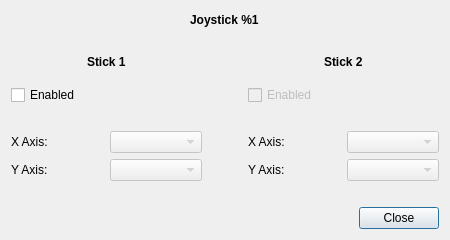
Qt form src/advancestickassignmentdialog.ui (AntiMicroX/antimicrox) before a commit.
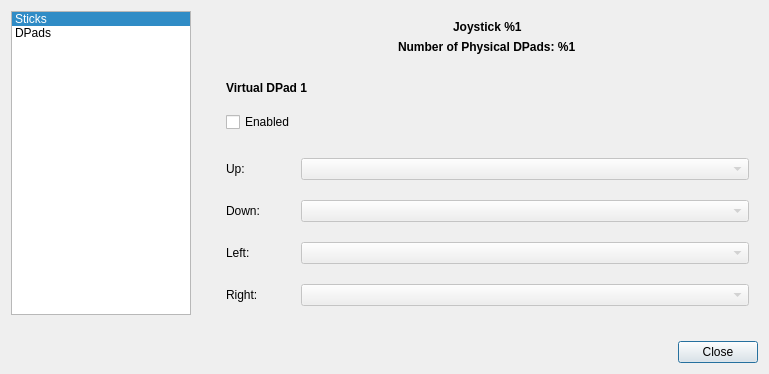
The same form after that commit. The open tabs and pages were chosen to show the change.

Diff of the .ui file:
```diff
--- a/src/advancestickassignmentdialog.ui
+++ b/src/advancestickassignmentdialog.ui
@@ -6,8 +6,8 @@
    <rect>
     <x>0</x>
     <y>0</y>
-    <width>450</width>
-    <height>240</height>
+    <width>769</width>
+    <height>374</height>
    </rect>
   </property>
   <property name="minimumSize">
@@ -22,7 +22,57 @@
   <property name="modal">
    <bool>true</bool>
   </property>
-  <layout class="QVBoxLayout" name="verticalLayout_3">
+  <layout class="QVBoxLayout" name="verticalLayout_5">
+   <item>
+    <layout class="QHBoxLayout" name="horizontalLayout_6" stretch="1,1,3">
+     <item>
+      <widget class="QListWidget" name="listWidget">
+       <property name="sizePolicy">
+        <sizepolicy hsizetype="Preferred" vsizetype="Expanding">
+         <horstretch>0</horstretch>
+         <verstretch>0</verstretch>
+        </sizepolicy>
+       </property>
+       <property name="currentRow">
+        <number>0</number>
+       </property>
+       <item>
+        <property name="text">
+         <string>Sticks</string>
+        </property>
+       </item>
+       <item>
+        <property name="text">
+         <string>DPads</string>
+        </property>
+       </item>
+      </widget>
+     </item>
+     <item>
+      <spacer name="horizontalSpacer_2">
+       <property name="orientation">
+        <enum>Qt::Horizontal</enum>
+       </property>
+       <property name="sizeType">
+        <enum>QSizePolicy::Fixed</enum>
+       </property>
+       <property name="sizeHint" stdset="0">
+        <size>
+         <width>20</width>
+         <height>20</height>
+        </size>
+       </property>
+      </spacer>
+     </item>
+     <item>
+      <widget class="QStackedWidget" name="stackedWidget">
+       <property name="currentIndex">
+        <number>0</number>
+       </property>
+       <widget class="QWidget" name="sticks">
+        <layout class="QVBoxLayout" name="verticalLayout_4">
+         <item>
+          <layout class="QVBoxLayout" name="verticalLayout_3" stretch="1,3">
    <item alignment="Qt::AlignHCenter">
     <widget class="QLabel" name="joystickNumberLabel">
      <property name="font">
@@ -36,29 +86,13 @@
      </property>
     </widget>
    </item>
-   <item>
-    <spacer name="verticalSpacer_3">
-     <property name="orientation">
-      <enum>Qt::Vertical</enum>
-     </property>
-     <property name="sizeType">
-      <enum>QSizePolicy::Fixed</enum>
-     </property>
-     <property name="sizeHint" stdset="0">
-      <size>
-       <width>20</width>
-       <height>20</height>
-      </size>
-     </property>
-    </spacer>
-   </item>
    <item>
     <layout class="QHBoxLayout" name="horizontalLayout_5">
      <property name="spacing">
       <number>-1</number>
      </property>
      <item>
-      <layout class="QVBoxLayout" name="verticalLayout">
+              <layout class="QVBoxLayout" name="verticalLayout" stretch="0,0,0,3,3">
        <property name="spacing">
         <number>-1</number>
        </property>
@@ -75,22 +109,6 @@
          </property>
         </widget>
        </item>
-       <item>
-        <spacer name="verticalSpacer_5">
-         <property name="orientation">
-          <enum>Qt::Vertical</enum>
-         </property>
-         <property name="sizeType">
-          <enum>QSizePolicy::Fixed</enum>
-         </property>
-         <property name="sizeHint" stdset="0">
-          <size>
-           <width>20</width>
-           <height>10</height>
-          </size>
-         </property>
-        </spacer>
-       </item>
        <item>
         <widget class="QCheckBox" name="enableOneCheckBox">
          <property name="enabled">
@@ -172,7 +190,7 @@
       </spacer>
      </item>
      <item>
-      <layout class="QVBoxLayout" name="verticalLayout_2">
+              <layout class="QVBoxLayout" name="verticalLayout_2" stretch="0,0,0,3,3">
        <item alignment="Qt::AlignHCenter">
         <widget class="QLabel" name="label_6">
          <property name="font">
@@ -186,22 +204,6 @@
          </property>
         </widget>
        </item>
-       <item>
-        <spacer name="verticalSpacer_6">
-         <property name="orientation">
-          <enum>Qt::Vertical</enum>
-         </property>
-         <property name="sizeType">
-          <enum>QSizePolicy::Fixed</enum>
-         </property>
-         <property name="sizeHint" stdset="0">
-          <size>
-           <width>20</width>
-           <height>10</height>
-          </size>
-         </property>
-        </spacer>
-       </item>
        <item>
         <widget class="QCheckBox" name="enableTwoCheckBox">
          <property name="enabled">
@@ -268,6 +270,182 @@
      </item>
     </layout>
    </item>
+          </layout>
+         </item>
+        </layout>
+       </widget>
+       <widget class="QWidget" name="dpads">
+        <layout class="QVBoxLayout" name="verticalLayout_7">
+         <item alignment="Qt::AlignHCenter">
+          <widget class="QLabel" name="joystickNumberLabel2">
+           <property name="font">
+            <font>
+             <weight>75</weight>
+             <bold>true</bold>
+            </font>
+           </property>
+           <property name="text">
+            <string>Joystick %1</string>
+           </property>
+          </widget>
+         </item>
+         <item alignment="Qt::AlignHCenter">
+          <widget class="QLabel" name="hatNumberLabel">
+           <property name="font">
+            <font>
+             <weight>75</weight>
+             <bold>true</bold>
+            </font>
+           </property>
+           <property name="text">
+            <string>Number of Physical DPads: %1</string>
+           </property>
+          </widget>
+         </item>
+         <item>
+          <spacer name="verticalSpacer_3">
+           <property name="orientation">
+            <enum>Qt::Vertical</enum>
+           </property>
+           <property name="sizeHint" stdset="0">
+            <size>
+             <width>20</width>
+             <height>40</height>
+            </size>
+           </property>
+          </spacer>
+         </item>
+         <item>
+          <layout class="QVBoxLayout" name="verticalLayout_6">
+           <property name="spacing">
+            <number>-1</number>
+           </property>
+           <item>
+            <widget class="QLabel" name="label_9">
+             <property name="font">
+              <font>
+               <weight>75</weight>
+               <bold>true</bold>
+              </font>
+             </property>
+             <property name="text">
+              <string>Virtual DPad 1</string>
+             </property>
+            </widget>
+           </item>
+           <item>
+            <spacer name="verticalSpacer_6">
+             <property name="orientation">
+              <enum>Qt::Vertical</enum>
+             </property>
+             <property name="sizeType">
+              <enum>QSizePolicy::Fixed</enum>
+             </property>
+             <property name="sizeHint" stdset="0">
+              <size>
+               <width>20</width>
+               <height>11</height>
+              </size>
+             </property>
+            </spacer>
+           </item>
+           <item>
+            <widget class="QCheckBox" name="vdpadEnableCheckBox">
+             <property name="text">
+              <string>Enabled</string>
+             </property>
+            </widget>
+           </item>
+           <item>
+            <spacer name="verticalSpacer_5">
+             <property name="orientation">
+              <enum>Qt::Vertical</enum>
+             </property>
+             <property name="sizeType">
+              <enum>QSizePolicy::Fixed</enum>
+             </property>
+             <property name="sizeHint" stdset="0">
+              <size>
+               <width>20</width>
+               <height>20</height>
+              </size>
+             </property>
+            </spacer>
+           </item>
+           <item>
+            <layout class="QFormLayout" name="formLayout">
+             <property name="horizontalSpacing">
+              <number>41</number>
+             </property>
+             <property name="verticalSpacing">
+              <number>20</number>
+             </property>
+             <item row="0" column="0">
+              <widget class="QLabel" name="label_10">
+               <property name="text">
+                <string>Up:</string>
+               </property>
+              </widget>
+             </item>
+             <item row="0" column="1">
+              <widget class="QComboBox" name="vdpadUpComboBox">
+               <property name="enabled">
+                <bool>false</bool>
+               </property>
+              </widget>
+             </item>
+             <item row="1" column="0">
+              <widget class="QLabel" name="label_11">
+               <property name="text">
+                <string>Down:</string>
+               </property>
+              </widget>
+             </item>
+             <item row="1" column="1">
+              <widget class="QComboBox" name="vdpadDownComboBox">
+               <property name="enabled">
+                <bool>false</bool>
+               </property>
+              </widget>
+             </item>
+             <item row="2" column="0">
+              <widget class="QLabel" name="label_12">
+               <property name="text">
+                <string>Left:</string>
+               </property>
+              </widget>
+             </item>
+             <item row="2" column="1">
+              <widget class="QComboBox" name="vdpadLeftComboBox">
+               <property name="enabled">
+                <bool>false</bool>
+               </property>
+              </widget>
+             </item>
+             <item row="3" column="0">
+              <widget class="QLabel" name="label_13">
+               <property name="text">
+                <string>Right:</string>
+               </property>
+              </widget>
+             </item>
+             <item row="3" column="1">
+              <widget class="QComboBox" name="vdpadRightComboBox">
+               <property name="enabled">
+                <bool>false</bool>
+               </property>
+              </widget>
+             </item>
+            </layout>
+           </item>
+          </layout>
+         </item>
+        </layout>
+       </widget>
+      </widget>
+     </item>
+    </layout>
+   </item>
    <item>
     <spacer name="verticalSpacer_2">
      <property name="orientation">
```
Left out of the diff: 24 changed lines with no effect on the pictures. Lines whose indentation alone changed are shown as unchanged.
